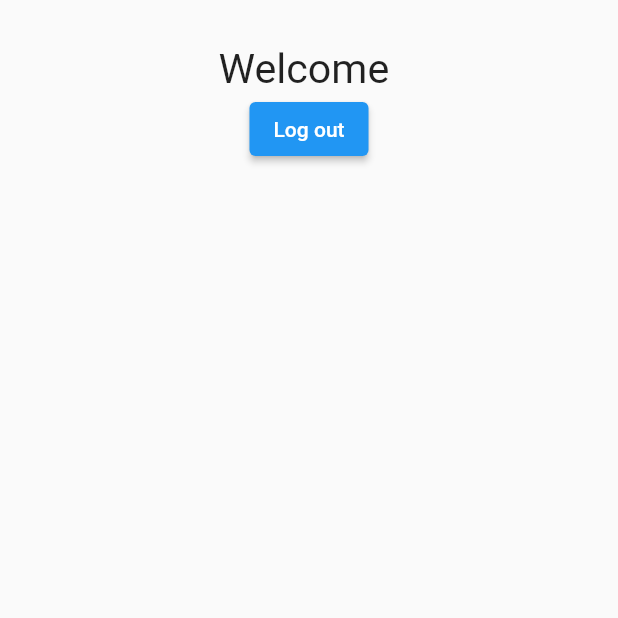
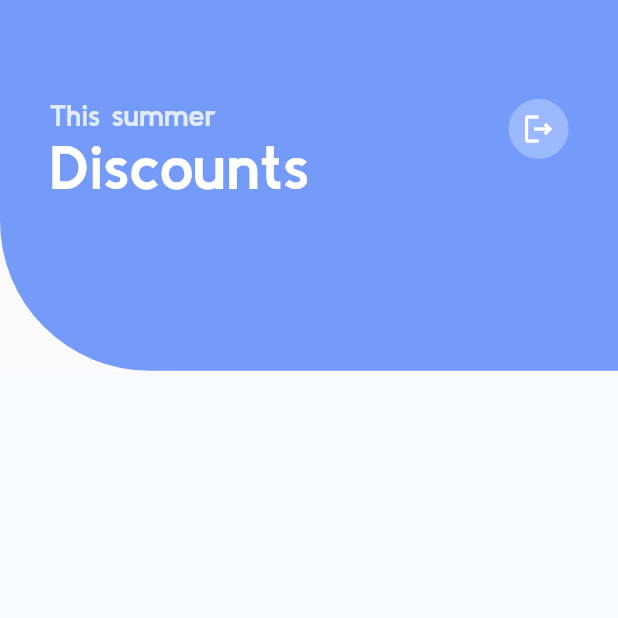
Before and after one commit to mrlim0802/flutter-cleaner-service, a Flutter app: the HomePage screen opened directly, on a phone screen of 412 x 824 dp, the top half of it. Run offline on Flutter 3.47's test engine with Material 2 defaults, Android fonts, the phone set to English and light mode, and no system bars; our stand-ins replace cloud_firestore, firebase_auth, firebase_core, flutter_spinkit, fluttertoast, form_field_validator and 2 more; accounts and stored records are empty.

Commit message:
set structure homepage

```diff
--- a/lib/ColorScheme.dart
+++ b/lib/ColorScheme.dart
@@ -3,18 +3,20 @@
 import 'package:flutter/material.dart';
 
 Color primary = Color(hexColor('#749BFA'));
-Color Secondary =  Color(hexColor('#ACC4FF'));
-Color white =  Color(hexColor('##FFFFFF'));
-Color black =  Color(hexColor('#4F4F4F'));
-Color greyPrimary =  Color(hexColor('#7B7B7B'));
-Color grey =  Color(hexColor('#C0C0C0'));
+Color Secondary = Color(hexColor('#ACC4FF'));
+Color white = Color(hexColor('#FFFFFF'));
+Color whiteSecondary = Color(hexColor('#E3EBFF'));
+Color black = Color(hexColor('#4F4F4F'));
+Color greyPrimary = Color(hexColor('#7B7B7B'));
+Color grey = Color(hexColor('#C0C0C0'));
+Color bgWhite = Color(hexColor('#F8FAFF'));
+Color bgBlue = Color.fromRGBO(156, 185, 255, 1);
 
-Color yellow =  Color(hexColor('#eec045'));
-Color green =  Color(hexColor('#4e9f7f'));
-Color pinkSecondary =  Color(hexColor('#f4afc2'));
-Color blueSecondary =  Color(hexColor('#a8bbf8'));
-Color yellowSecondary =  Color(hexColor('#facc62'));
+Color yellow = Color(hexColor('#eec045'));
+Color green = Color(hexColor('#4e9f7f'));
+Color pinkSecondary = Color(hexColor('#f4afc2'));
 
+Color yellowSecondary = Color(hexColor('#facc62'));
 
 int hexColor(String color) {
   //adding prefix
--- a/lib/pages/HomePage.dart
+++ b/lib/pages/HomePage.dart
@@ -5,6 +5,8 @@ import 'package:flutter/material.dart';
 import 'package:flutter/src/foundation/key.dart';
 import 'package:flutter/src/widgets/container.dart';
 import 'package:flutter/src/widgets/framework.dart';
+import 'package:home_cleaning_service_app/ColorScheme.dart';
+import 'package:home_cleaning_service_app/data/font.dart';
 import 'package:home_cleaning_service_app/pages/ProfilePage.dart';
 import 'package:home_cleaning_service_app/pages/Reserve.dart';
 import 'package:home_cleaning_service_app/pages/welcome.dart';
@@ -22,38 +24,105 @@ class HomePage extends StatefulWidget {
 class _HomePageState extends State<HomePage> {
   final auth = FirebaseAuth.instance;
 
-
   @override
   Widget build(BuildContext context) {
     return Scaffold(
       resizeToAvoidBottomInset: false,
-
-      body: Center(
-        child: ListView(
-          children: [
-            Padding(
-              padding: const EdgeInsets.all(30.0),
-              child: Column(
-                mainAxisAlignment: MainAxisAlignment.center,
+      body: Stack(
+        children: <Widget>[
+          // Max Size
+          Align(
+            alignment: Alignment.bottomCenter,
+            child: Container(
+              color: bgWhite,
+              height: 70.h,
+              width: double.infinity,
+            ),
+          ),
+          Container(
+            height: 30.h,
+            decoration: BoxDecoration(
+                color: primary,
+                borderRadius:
+                    BorderRadius.only(bottomLeft: Radius.circular(100))),
+          ),
+          Positioned(
+            top: 8.h,
+            left: 8.w,
+            right: 8.w,
+            child: Container(
+              height: 20.h,
+              width: 100.w,
+              child: ListView(
                 children: [
-                  Text("Welcome ${auth.currentUser?.email}",
-                      style: TextStyle(fontSize: 20.sp)),
-                  ElevatedButton(
-                      onPressed: () {
-                        auth.signOut().then((value) => {
-                              Navigator.pushReplacement(context,
-                                  MaterialPageRoute(builder: (context) {
-                                return WelcomePage();
-                              }))
-                            });
-                      },
-                      child: Text('Log out')),
+                  Container(
+                    child: Row(
+                      mainAxisAlignment: MainAxisAlignment.spaceBetween,
+                      crossAxisAlignment: CrossAxisAlignment.start,
+                      children: [
+                        Column(
+                          crossAxisAlignment: CrossAxisAlignment.start,
+                          children: [
+                            Text(
+                              "This summer",
+                              style: TextStyle(
+                                color: whiteSecondary,
+                                fontSize: 14.sp,
+                                fontFamily: TextCustom.subBold,
+                              ),
+                            ),
+                            Text(
+                              "Discounts",
+                              style: TextStyle(
+                                  color: white,
+                                  fontSize: 30.sp,
+                                  fontFamily: TextCustom.subBold),
+                            )
+                          ],
+                        ),
+                        CircleAvatar(
+                          backgroundColor: bgBlue,
+                          child: Icon(
+                            Icons.logout_outlined,
+                            color: white,
+                          ),
+                        )
+                      ],
+                    ),
+                  )
                 ],
               ),
             ),
-          ],
-        ),
+          )
+        ],
       ),
     );
   }
 }
+
+// Center(
+//   child: ListView(
+//     children: [
+//       Padding(
+//         padding: const EdgeInsets.all(30.0),
+//         child: Column(
+//           mainAxisAlignment: MainAxisAlignment.center,
+//           children: [
+//             Text("Welcome ${auth.currentUser?.email}",
+//                 style: TextStyle(fontSize: 20.sp)),
+//             ElevatedButton(
+//                 onPressed: () {
+//                   auth.signOut().then((value) => {
+//                         Navigator.pushReplacement(context,
+//                             MaterialPageRoute(builder: (context) {
+//                           return WelcomePage();
+//                         }))
+//                       });
+//                 },
+//                 child: Text('Log out')),
+//           ],
+//         ),
+//       ),
+//     ],
+//   ),
+// ),
--- a/lib/wrapper.dart
+++ b/lib/wrapper.dart
@@ -3,6 +3,7 @@
 import 'package:flutter/src/foundation/key.dart';
 import 'package:flutter/src/widgets/container.dart';
 import 'package:flutter/src/widgets/framework.dart';
+import 'package:home_cleaning_service_app/pages/HomePage.dart';
 import 'package:home_cleaning_service_app/pages/LocationPage.dart';
 import 'package:home_cleaning_service_app/pages/welcome.dart';
 
@@ -11,6 +12,6 @@ class Wrapper extends StatelessWidget {
 
   @override
   Widget build(BuildContext context) {
-    return WelcomePage();
+    return HomePage();
   }
 }
```
Also changed, not shown: lib/main.dart (+4 -3 lines), lib/pages/ProfilePage.dart (+29 -25 lines), lib/pages/login.dart (+10 -4 lines), lib/pages/register.dart (+13 -11 lines), 2 other files.
